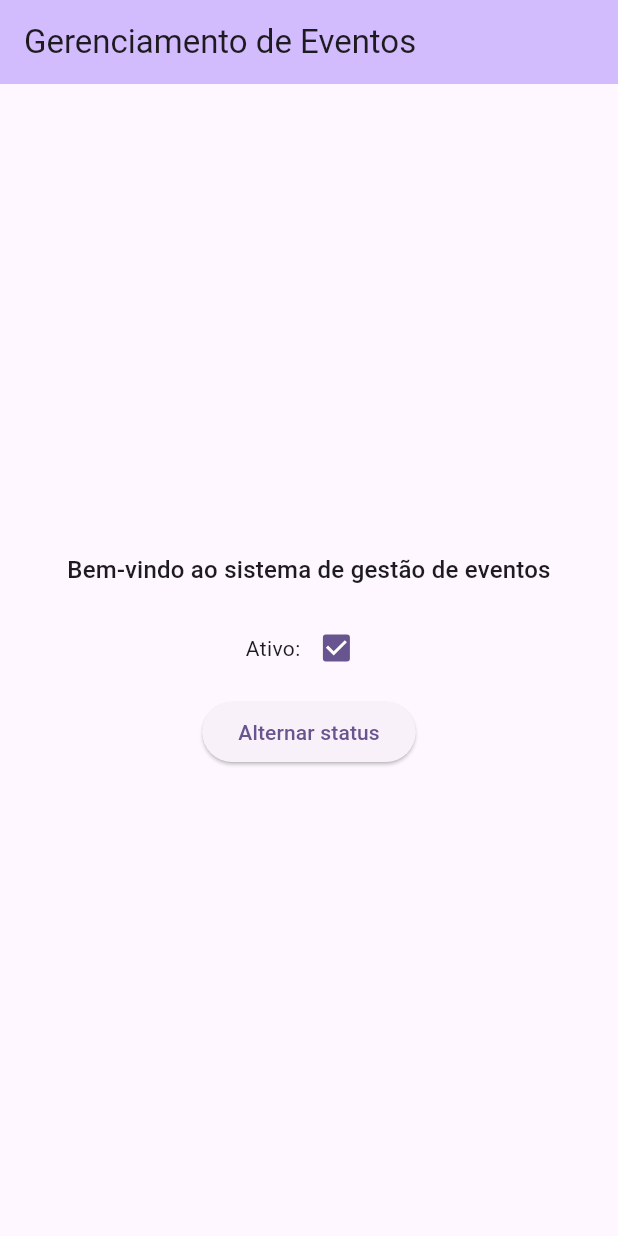
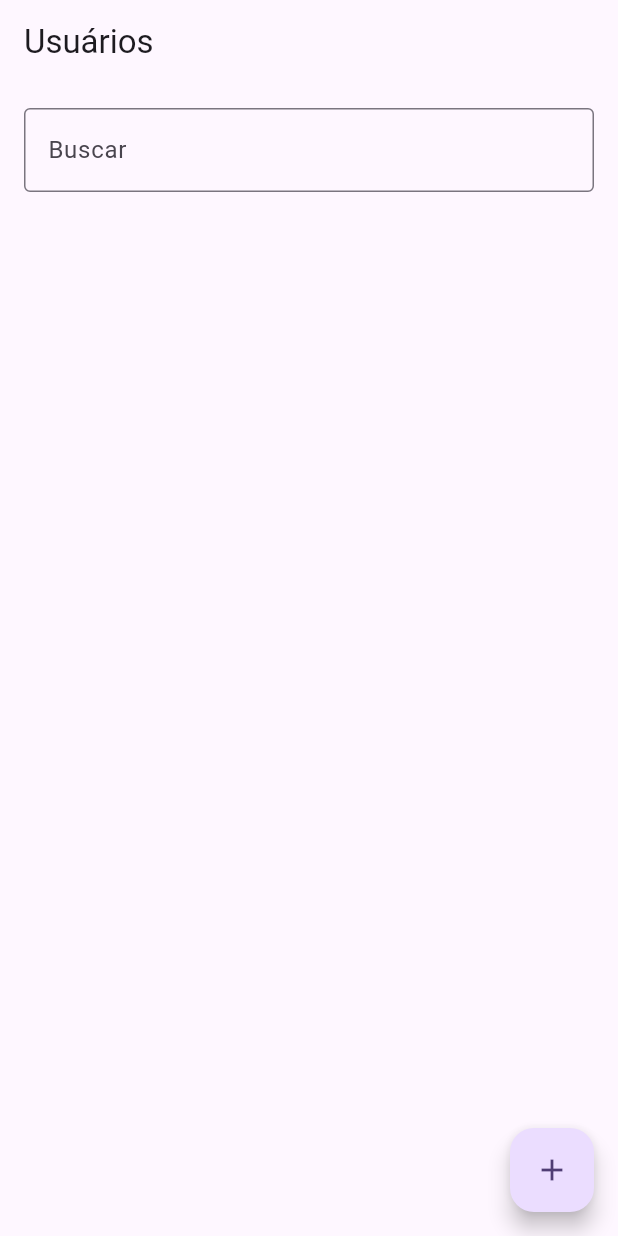
Before and after one commit to RenanPoersch/tf_mobile, a Flutter app: the screen it shows after launch, on a phone screen of 412 x 824 dp. Run offline on Flutter 3.47's test engine with Material 3 defaults, Android fonts, the phone set to English and light mode, and no system bars; our stand-ins replace sqflite; accounts and stored records are empty.

Commit message:
adiciona user view e form

```diff
--- a/lib/main.dart
+++ b/lib/main.dart
@@ -1,16 +1,16 @@
 import 'package:flutter/material.dart';
-import 'views/home_view.dart';
-import 'viewmodels/home_viewmodel.dart';
+import 'views/user_view.dart';
+import 'viewmodels/user_viewmodel.dart';
 
 void main() {
   // Instância do ViewModel criada no ponto de entrada
-  final homeViewModel = HomeViewModel();
-  runApp(MyApp(homeViewModel: homeViewModel));
+  final userViewModel = UserViewModel();
+  runApp(MyApp(userViewModel: userViewModel));
 }
 
 class MyApp extends StatelessWidget {
-  final HomeViewModel homeViewModel;
-  const MyApp({super.key, required this.homeViewModel});
+  final UserViewModel userViewModel;
+  const MyApp({super.key, required this.userViewModel});
 
   @override
   Widget build(BuildContext context) {
@@ -20,7 +20,7 @@ class MyApp extends StatelessWidget {
         colorScheme: ColorScheme.fromSeed(seedColor: Colors.deepPurple),
       ),
       // Passa o ViewModel para a HomeView via construtor
-      home: HomeView(homeViewModel: homeViewModel),
+      home: UserView(userViewModel: userViewModel),
     );
   }
 }
--- /dev/null
+++ b/lib/views/user_view.dart
@@ -0,0 +1,87 @@
+import 'package:flutter/material.dart';
+import '../viewmodels/user_viewmodel.dart';
+import './user_form.dart';
+
+class UserView extends StatefulWidget {
+  final UserViewModel userViewModel;
+
+  const UserView({super.key, required this.userViewModel});
+
+  @override
+  State<UserView> createState() => _UserViewState();
+}
+
+class _UserViewState extends State<UserView> {
+  @override
+  void initState() {
+    super.initState();
+    widget.userViewModel.loadUsers();
+  }
+
+  @override
+  Widget build(BuildContext context) {
+    return AnimatedBuilder(
+      animation: widget.userViewModel,
+      builder: (context, _) {
+        return Scaffold(
+          appBar: AppBar(
+            title: const Text('Usuários'),
+          ),
+          body: Padding(
+            padding: const EdgeInsets.all(16),
+            child: Column(
+              children: [
+                TextField(
+                  onChanged: widget.userViewModel.setSearchQuery,
+                  decoration: const InputDecoration(
+                    labelText: 'Buscar',
+                    border: OutlineInputBorder(),
+                  ),
+                ),
+                const SizedBox(height: 16),
+                Expanded(
+                  child: ListView.builder(
+                    itemCount: widget.userViewModel.users.length,
+                    itemBuilder: (context, index) {
+                      final user = widget.userViewModel.users[index];
+                      return ListTile(
+                        title: Text(user.name),
+                        subtitle: Text(user.email),
+                        trailing: Icon(
+                          user.active ? Icons.check_circle : Icons.cancel,
+                          color: user.active ? Colors.green : Colors.red,
+                        ),
+                        onTap: () {
+                          showDialog(
+                            context: context,
+                            builder: (_) => UserFormDialog(
+                              initial: user,
+                              onSave: (u) async => await widget.userViewModel.updateUser(u),
+                            ),
+                          );
+                        },
+                      );
+                    },
+                  ),
+                ),
+              ],
+            ),
+          ),
+          floatingActionButton: FloatingActionButton(
+            onPressed: () {
+              showDialog(
+                context: context,
+                builder: (_) => UserFormDialog(
+                  onSave: (user) async {
+                    await widget.userViewModel.addUser(user);
+                  },
+                ),
+              );
+            },
+            child: const Icon(Icons.add),
+          ),
+        );
+      },
+    );
+  }
+}
```
Also changed, not shown: lib/views/user_form.dart (added, +93 -0 lines).
